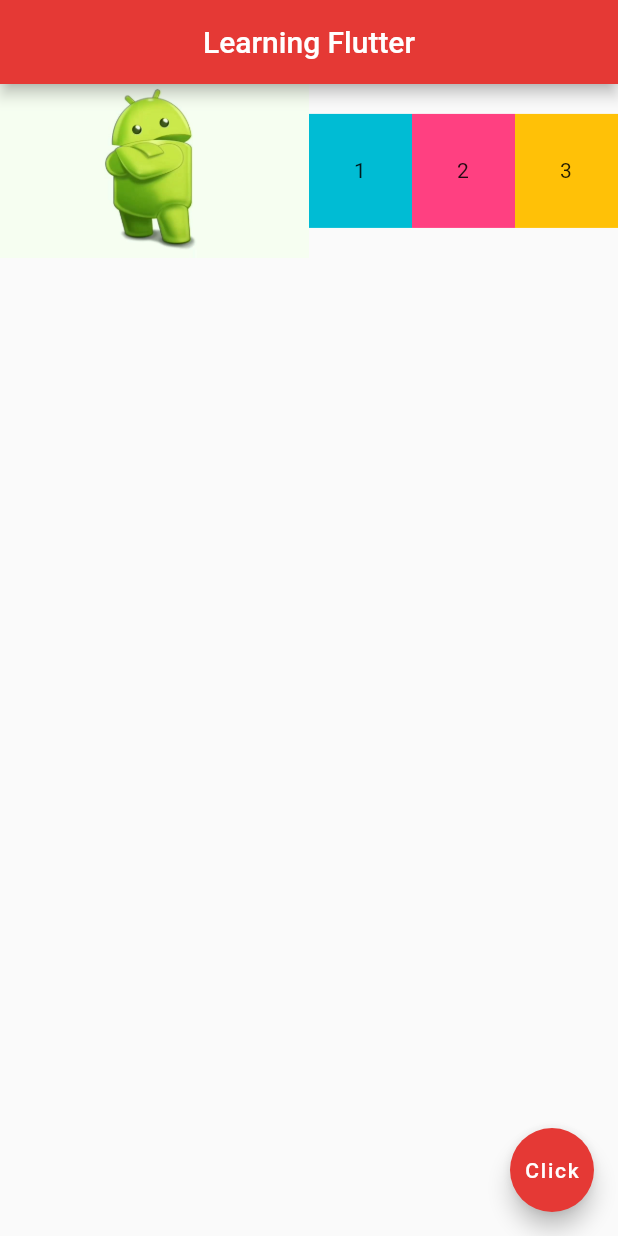
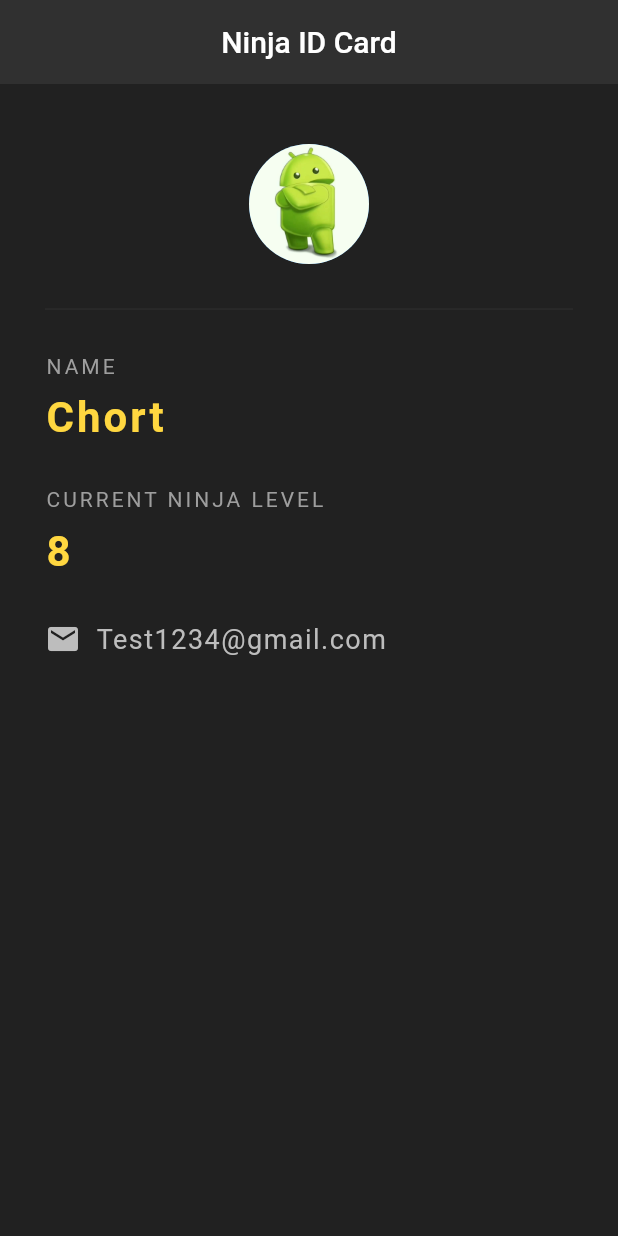
Before and after one commit to Hacikes/startLearningFlutter, a Flutter app: the screen it shows after launch, on a phone screen of 412 x 824 dp. Run offline on Flutter 3.47's test engine with Material 2 defaults, Android fonts, the phone set to English and light mode, and no system bars.

Commit message:
Урок 15.
Создаём новый учебный проект прямо тут, уже зная основы основ

1) Создали аппбар, в котором убрали тень
2) Задали фон
3) Задали корневой виджет паддинга для дочерних виджетов
4) Создали текстовые виджеты и добавили им свойств
5) Использовали SizedBox для того, чтобы увеличить расстояние между виджетами
6) Добавили иконку и email
7) Добавили круглую автарку
8) Сделали Divider (разделить) между аваркой и всем остальным

```diff
--- a/lib/main.dart
+++ b/lib/main.dart
@@ -1,70 +1,101 @@
 import 'package:flutter/material.dart';
 
 void main() => runApp(MaterialApp (
-    // Вызываем экран Home
-    home: Home()
+    home: NinjaCard()
   ));
 
 
-// Виджет без состояния (не изменяемый)
-// Используется для автоматической горячей перезагрузки,
-// после внесённых изменений, а так же возвращает
-// экран Home
-// stless - быстрый шаблон
-
-class Home extends StatelessWidget {
-  const Home({Key? key}) : super(key: key);
-
+class NinjaCard extends StatelessWidget {
+  const NinjaCard({Key? key}) : super(key: key);
 
   @override
   Widget build(BuildContext context) {
     return
-      // Главный экран -> Scaffold виджет
       Scaffold(
-        // Верхний бар
+        // Задаёт общий фон
+        backgroundColor: Colors.grey[900],
         appBar: AppBar(
-          title: const Text("Learning Flutter"),
-          // централизуем текст
+          title: Text('Ninja ID Card'),
           centerTitle: true,
-          backgroundColor: Colors.red[600],// При нажатии ctrl + q можно посмотреть палитру цветов
+          backgroundColor: Colors.grey[850],
+          // Убирает тень на appbar
+          elevation: 0.0,
         ),
-        body: Row(
+        body: Padding(
+          padding: EdgeInsets.fromLTRB(30.0, 40.0, 30.0, 0.0),
+          child: Column(
+            crossAxisAlignment: CrossAxisAlignment.start,
             children: <Widget>[
-            Expanded(
-                child: Image.asset('assets/1.jpg'),
-              flex: 3,
-            ),
-            // Виджет Expanded растягивает контейнер по всей доступной ширине
-            Expanded(
-              flex: 1,
-              child: Container(
-                padding: EdgeInsets.all(30.0),
-                color: Colors.cyan,
-                child: Text('1'),
+              Center(
+                child: CircleAvatar(
+                  backgroundImage: AssetImage('assets/1.jpg'),
+                  radius: 40.0,
                 ),
               ),
-            Expanded(
-              flex: 1,
-              child: Container(
-                padding: EdgeInsets.all(30.0),
-                color: Colors.pinkAccent,
-                child: Text('2'),
+              // Разделитель
+              Divider(
+                height: 60.0,
+                color: Colors.grey[850],
+              ),
+              Text(
+                  'NAME',
+                style: TextStyle(
+                  color: Colors.grey,
+                  // Интервал между буквами
+                  letterSpacing: 2.0
                 ),
               ),
-            Expanded(
-              flex: 1,
-              child: Container(
-                padding: EdgeInsets.all(30.0),
-                color: Colors.amber,
-                child: Text('3'),
+              SizedBox(height: 10.0,), // Коробка используется для того, чтобы увеличить расстояние между виджетами
+              Text(
+                'Chort',
+                style: TextStyle(
+                    color: Colors.amberAccent[200],
+                    // Интервал между буквами
+                    letterSpacing: 2.0,
+                  fontSize: 28.0,
+                  fontWeight: FontWeight.bold
+                ),
+              ),
+              SizedBox(height: 30.0,),
+              Text(
+                'CURRENT NINJA LEVEL',
+                style: TextStyle(
+                    color: Colors.grey,
+                    // Интервал между буквами
+                    letterSpacing: 2.0
+                ),
+              ),
+              SizedBox(height: 10.0,), // Коробка используется для того, чтобы увеличить расстояние между виджетами
+              Text(
+                '8',
+                style: TextStyle(
+                    color: Colors.amberAccent[200],
+                    // Интервал между буквами
+                    letterSpacing: 2.0,
+                    fontSize: 28.0,
+                    fontWeight: FontWeight.bold
+                ),
+              ),
+              SizedBox(height: 30.0,),
+              Row(
+                children: <Widget>[
+                  Icon(
+                    Icons.email,
+                    color: Colors.grey[400],
+                  ),
+                  SizedBox(width: 10.0,),
+                  Text(
+                    'Test1234@gmail.com',
+                    style: TextStyle(
+                      color: Colors.grey[400],
+                      fontSize: 18.0,
+                      letterSpacing: 1.0,
                     ),
                   ),
                 ],
               ),
-        floatingActionButton: FloatingActionButton( // Кнопочка с текстом
-          onPressed: () {},
-          child: const Text("Click"),
-          backgroundColor: Colors.red[600],
+            ],
+          ),
         ),
       );
   }
```
Lines whose indentation alone changed are shown as unchanged.
